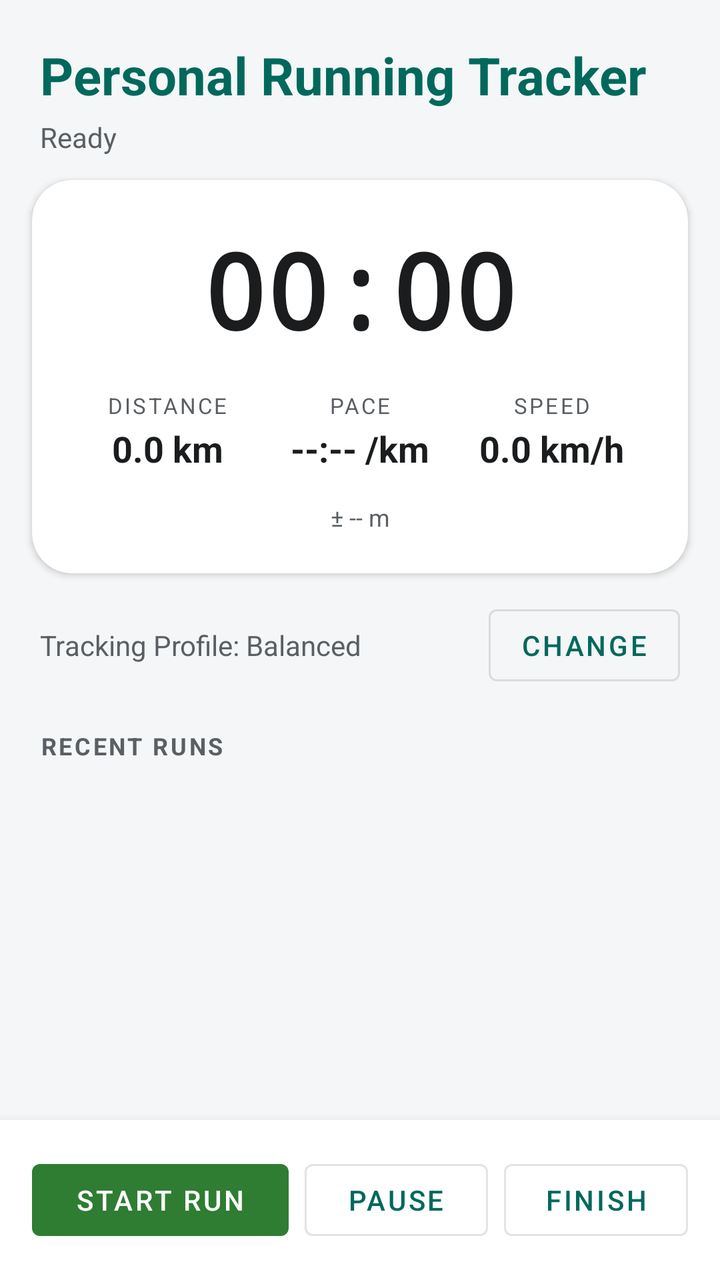
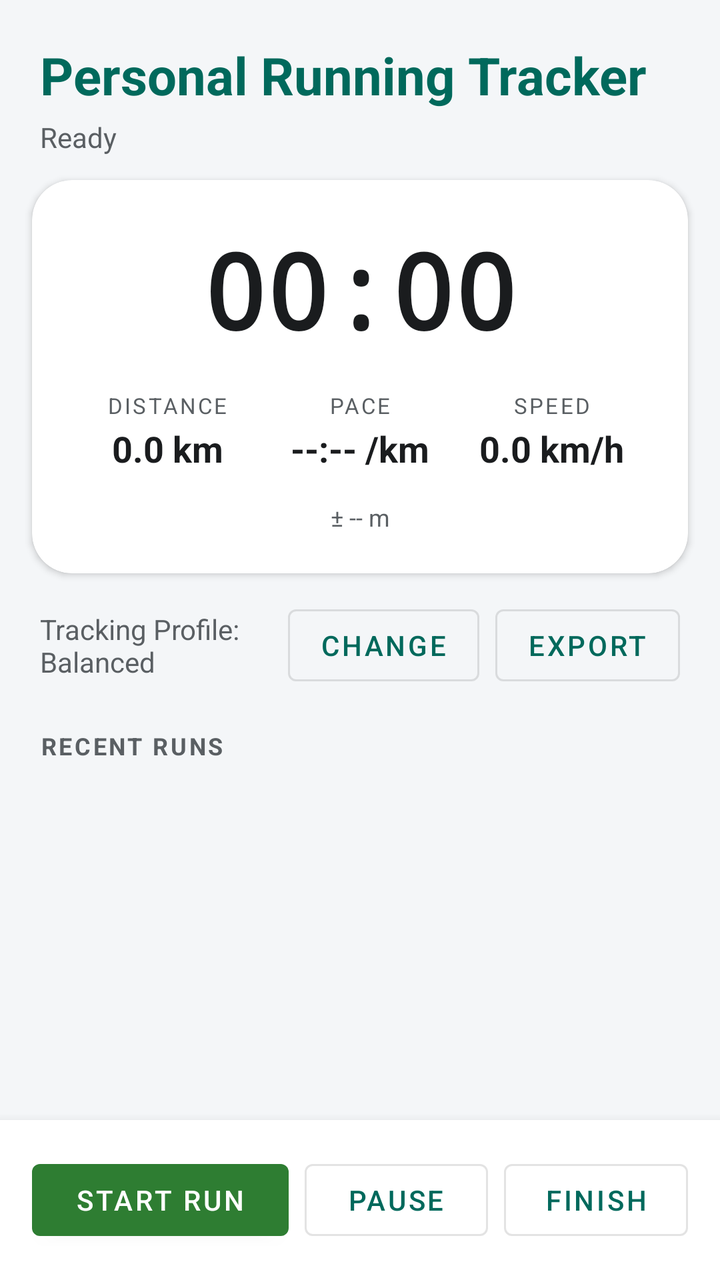

Before-and-after screenshots of an Android layout around one commit, followed by the original layout XML and the change that was made.
<!-- AndroidManifest.xml: application theme BaseApplicationTheme -->
<!-- res/layout/activity_main.xml -->
<?xml version="1.0" encoding="utf-8"?>
<LinearLayout xmlns:android="http://schemas.android.com/apk/res/android"
    xmlns:app="http://schemas.android.com/apk/res-auto"
    android:layout_width="match_parent"
    android:layout_height="match_parent"
    android:orientation="vertical"
    android:background="@color/rt_background">

    <LinearLayout
        android:layout_width="match_parent"
        android:layout_height="wrap_content"
        android:orientation="vertical"
        android:paddingStart="20dp"
        android:paddingEnd="20dp"
        android:paddingTop="20dp"
        android:paddingBottom="12dp">

        <TextView
            android:id="@+id/titleText"
            android:layout_width="wrap_content"
            android:layout_height="wrap_content"
            android:text="Personal Running Tracker"
            android:textColor="@color/rt_primary"
            android:textSize="26sp"
            android:textStyle="bold" />

        <TextView
            android:id="@+id/statusText"
            android:layout_width="wrap_content"
            android:layout_height="wrap_content"
            android:layout_marginTop="4dp"
            android:text="Ready"
            android:textColor="@color/rt_on_surface_variant"
            android:textSize="14sp" />
    </LinearLayout>

    <com.google.android.material.card.MaterialCardView
        android:layout_width="match_parent"
        android:layout_height="wrap_content"
        android:layout_marginStart="16dp"
        android:layout_marginEnd="16dp"
        app:cardBackgroundColor="@color/rt_surface"
        app:cardCornerRadius="20dp"
        app:cardElevation="2dp">

        <LinearLayout
            android:layout_width="match_parent"
            android:layout_height="wrap_content"
            android:orientation="vertical"
            android:padding="20dp">

            <TextView
                android:id="@+id/elapsedText"
                android:layout_width="match_parent"
                android:layout_height="wrap_content"
                android:gravity="center"
                android:text="00:00"
                android:textColor="@color/rt_on_surface"
                android:textSize="52sp"
                android:textStyle="bold"
                android:fontFamily="monospace" />

            <LinearLayout
                android:layout_width="match_parent"
                android:layout_height="wrap_content"
                android:layout_marginTop="16dp"
                android:orientation="horizontal">

                <LinearLayout
                    android:layout_width="0dp"
                    android:layout_height="wrap_content"
                    android:layout_weight="1"
                    android:gravity="center"
                    android:orientation="vertical">

                    <TextView
                        android:layout_width="wrap_content"
                        android:layout_height="wrap_content"
                        android:text="DISTANCE"
                        android:textColor="@color/rt_on_surface_variant"
                        android:textSize="11sp"
                        android:letterSpacing="0.1" />

                    <TextView
                        android:id="@+id/distanceText"
                        android:layout_width="wrap_content"
                        android:layout_height="wrap_content"
                        android:layout_marginTop="2dp"
                        android:text="0.0 km"
                        android:textColor="@color/rt_on_surface"
                        android:textSize="18sp"
                        android:textStyle="bold" />
                </LinearLayout>

                <LinearLayout
                    android:layout_width="0dp"
                    android:layout_height="wrap_content"
                    android:layout_weight="1"
                    android:gravity="center"
                    android:orientation="vertical">

                    <TextView
                        android:layout_width="wrap_content"
                        android:layout_height="wrap_content"
                        android:text="PACE"
                        android:textColor="@color/rt_on_surface_variant"
                        android:textSize="11sp"
                        android:letterSpacing="0.1" />

                    <TextView
                        android:id="@+id/paceText"
                        android:layout_width="wrap_content"
                        android:layout_height="wrap_content"
                        android:layout_marginTop="2dp"
                        android:text="--:-- /km"
                        android:textColor="@color/rt_on_surface"
                        android:textSize="18sp"
                        android:textStyle="bold" />
                </LinearLayout>

                <LinearLayout
                    android:layout_width="0dp"
                    android:layout_height="wrap_content"
                    android:layout_weight="1"
                    android:gravity="center"
                    android:orientation="vertical">

                    <TextView
                        android:layout_width="wrap_content"
                        android:layout_height="wrap_content"
                        android:text="SPEED"
                        android:textColor="@color/rt_on_surface_variant"
                        android:textSize="11sp"
                        android:letterSpacing="0.1" />

                    <TextView
                        android:id="@+id/speedText"
                        android:layout_width="wrap_content"
                        android:layout_height="wrap_content"
                        android:layout_marginTop="2dp"
                        android:text="0.0 km/h"
                        android:textColor="@color/rt_on_surface"
                        android:textSize="18sp"
                        android:textStyle="bold" />
                </LinearLayout>
            </LinearLayout>

            <TextView
                android:id="@+id/accuracyText"
                android:layout_width="match_parent"
                android:layout_height="wrap_content"
                android:layout_marginTop="14dp"
                android:gravity="center"
                android:text="± -- m"
                android:textColor="@color/rt_on_surface_variant"
                android:textSize="12sp" />
        </LinearLayout>
    </com.google.android.material.card.MaterialCardView>

    <LinearLayout
        android:layout_width="match_parent"
        android:layout_height="wrap_content"
        android:orientation="horizontal"
        android:gravity="center_vertical"
        android:paddingStart="20dp"
        android:paddingEnd="20dp"
        android:layout_marginTop="12dp">

        <TextView
            android:id="@+id/profileText"
            android:layout_width="0dp"
            android:layout_height="wrap_content"
            android:layout_weight="1"
            android:text="Tracking Profile: Balanced"
            android:textColor="@color/rt_on_surface_variant"
            android:textSize="14sp" />

        <com.google.android.material.button.MaterialButton
            android:id="@+id/profileButton"
            style="@style/Widget.MaterialComponents.Button.OutlinedButton"
            android:layout_width="wrap_content"
            android:layout_height="wrap_content"
            android:text="Change" />
    </LinearLayout>

    <TextView
        android:layout_width="wrap_content"
        android:layout_height="wrap_content"
        android:layout_marginStart="20dp"
        android:layout_marginTop="18dp"
        android:text="RECENT RUNS"
        android:textColor="@color/rt_on_surface_variant"
        android:textSize="12sp"
        android:textStyle="bold"
        android:letterSpacing="0.1" />

    <ListView
        android:id="@+id/runHistoryList"
        android:layout_width="match_parent"
        android:layout_height="0dp"
        android:layout_weight="1"
        android:layout_marginTop="4dp"
        android:divider="@null"
        android:dividerHeight="0dp"
        android:clipToPadding="false"
        android:paddingBottom="8dp" />

    <LinearLayout
        android:layout_width="match_parent"
        android:layout_height="wrap_content"
        android:orientation="horizontal"
        android:padding="16dp"
        android:background="@color/rt_surface"
        android:elevation="8dp">

        <com.google.android.material.button.MaterialButton
            android:id="@+id/startButton"
            android:layout_width="0dp"
            android:layout_height="wrap_content"
            android:layout_weight="1.4"
            android:text="Start Run"
            app:backgroundTint="@color/rt_accent_green" />

        <com.google.android.material.button.MaterialButton
            android:id="@+id/pauseButton"
            style="@style/Widget.MaterialComponents.Button.OutlinedButton"
            android:layout_width="0dp"
            android:layout_height="wrap_content"
            android:layout_weight="1"
            android:layout_marginStart="8dp"
            android:text="Pause" />

        <com.google.android.material.button.MaterialButton
            android:id="@+id/finishButton"
            style="@style/Widget.MaterialComponents.Button.OutlinedButton"
            android:layout_width="0dp"
            android:layout_height="wrap_content"
            android:layout_weight="1"
            android:layout_marginStart="8dp"
            android:text="Finish" />
    </LinearLayout>

</LinearLayout>
<!-- resources referenced by this layout -->
<resources>
  <color name="rt_accent_green">#2E7D32</color>
  <color name="rt_background">#F4F6F8</color>
  <color name="rt_on_surface">#1A1C1E</color>
  <color name="rt_on_surface_variant">#5A5F63</color>
  <color name="rt_primary">#00695C</color>
  <color name="rt_surface">#FFFFFF</color>
  <style name="BaseApplicationTheme" parent="Theme.PersonalRunningTracker" />
  <style name="Theme.PersonalRunningTracker" parent="Theme.MaterialComponents.DayNight.NoActionBar">
          <item name="colorPrimary">@color/rt_primary</item>
          <item name="colorPrimaryVariant">@color/rt_primary_dark</item>
          <item name="colorOnPrimary">@color/white</item>
          <item name="colorOnSecondary">@color/white</item>
          <item name="colorOnBackground">@color/rt_on_surface</item>
          <item name="colorSurface">@color/rt_surface</item>
          <item name="colorOnSurface">@color/rt_on_surface</item>
          <item name="android:statusBarColor">@color/rt_primary_dark</item>
          <item name="android:windowBackground">@color/rt_background</item>
      </style>
  <color name="rt_primary_dark">#004D40</color>
  <color name="white">#FFFFFF</color>
</resources>

<!-- the commit's change to res/layout/activity_main.xml (unified diff, before → after) -->
@@ -181,6 +181,14 @@
             android:layout_width="wrap_content"
             android:layout_height="wrap_content"
             android:text="Change" />
+
+        <com.google.android.material.button.MaterialButton
+            android:id="@+id/exportButton"
+            style="@style/Widget.MaterialComponents.Button.OutlinedButton"
+            android:layout_width="wrap_content"
+            android:layout_height="wrap_content"
+            android:layout_marginStart="8dp"
+            android:text="Export" />
     </LinearLayout>
 
     <TextView
